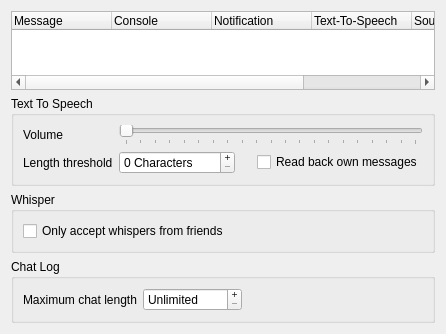
Above: src/mumble/Log.ui from mumble-voip/mumble before the change. Below: the same form after it.
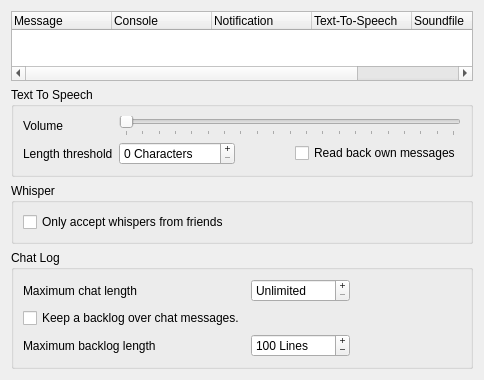
That is the form after the change.

Commit message: Local chat message backlog added in mumble.

```diff
--- a/src/mumble/Log.ui
+++ b/src/mumble/Log.ui
@@ -6,8 +6,8 @@
    <rect>
     <x>0</x>
     <y>0</y>
-    <width>446</width>
-    <height>334</height>
+    <width>484</width>
+    <height>369</height>
    </rect>
   </property>
   <property name="windowTitle">
@@ -177,6 +177,33 @@
       <string>Chat Log</string>
      </property>
      <layout class="QGridLayout" name="gridLayout">
+      <item row="2" column="0">
+       <widget class="QLabel" name="qlBacklogMaxSize">
+        <property name="text">
+         <string>Maximum backlog length</string>
+        </property>
+       </widget>
+      </item>
+      <item row="1" column="0">
+       <widget class="QCheckBox" name="qcbBacklog">
+        <property name="text">
+         <string>Keep a backlog over chat messages.</string>
+        </property>
+       </widget>
+      </item>
+      <item row="0" column="2">
+       <spacer name="horizontalSpacer">
+        <property name="orientation">
+         <enum>Qt::Horizontal</enum>
+        </property>
+        <property name="sizeHint" stdset="0">
+         <size>
+          <width>8</width>
+          <height>16</height>
+         </size>
+        </property>
+       </spacer>
+      </item>
       <item row="0" column="0">
        <widget class="QLabel" name="qlMaxBlocks">
         <property name="text">
@@ -203,8 +230,8 @@
         </property>
        </widget>
       </item>
-      <item row="0" column="2">
-       <spacer name="horizontalSpacer">
+      <item row="2" column="2">
+       <spacer name="horizontalSpacer_2">
         <property name="orientation">
          <enum>Qt::Horizontal</enum>
         </property>
@@ -216,6 +243,28 @@
         </property>
        </spacer>
       </item>
+      <item row="2" column="1">
+       <widget class="QSpinBox" name="qsbMaxBacklog">
+        <property name="buttonSymbols">
+         <enum>QAbstractSpinBox::PlusMinus</enum>
+        </property>
+        <property name="specialValueText">
+         <string notr="true"/>
+        </property>
+        <property name="suffix">
+         <string> Lines</string>
+        </property>
+        <property name="maximum">
+         <number>1000000</number>
+        </property>
+        <property name="singleStep">
+         <number>100</number>
+        </property>
+        <property name="value">
+         <number>100</number>
+        </property>
+       </widget>
+      </item>
      </layout>
     </widget>
    </item>
```
The commit also changes 8 other files.
